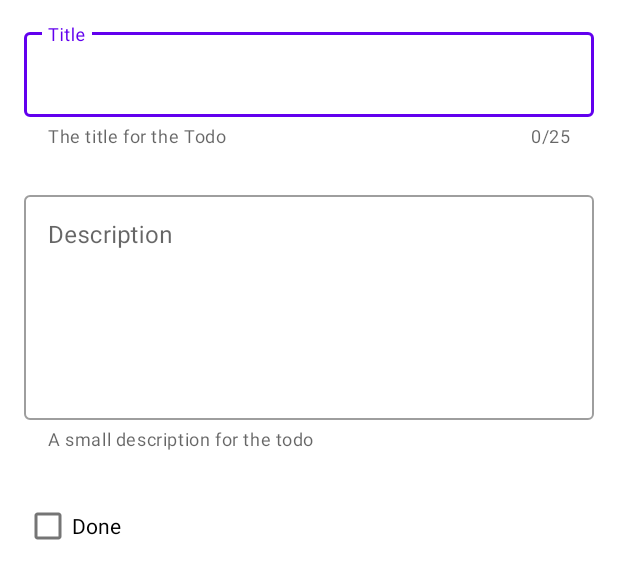
After one commit to Zyr00/todo-rust, an Android app: the layout fragment_add_edit_todo.xml on its own in the app's theme, with its tools: preview values and no code run, on a phone screen of 412 x 824 dp. The commit adds this screen. Shown: the top 579 px of the screen. Run offline under Robolectric (Android 15) with nearby library versions, the phone set to English and light mode, and no system bars.

Commit message:
Add and Edit working not persistent

```diff
--- a/android/app/build.gradle
+++ b/android/app/build.gradle
@@ -43,6 +43,7 @@ dependencies {
     implementation 'androidx.navigation:navigation-ui-ktx:2.3.5'
     implementation 'androidx.lifecycle:lifecycle-livedata-ktx:2.3.1'
     implementation 'androidx.lifecycle:lifecycle-viewmodel-ktx:2.3.1'
+    implementation 'androidx.legacy:legacy-support-v4:1.0.0'
     testImplementation 'junit:junit:4.+'
     androidTestImplementation 'androidx.test.ext:junit:1.1.3'
     androidTestImplementation 'androidx.test.espresso:espresso-core:3.4.0'
--- a/android/app/src/main/AndroidManifest.xml
+++ b/android/app/src/main/AndroidManifest.xml
@@ -8,7 +8,6 @@
         android:label="@string/app_name"
         android:supportsRtl="true"
         android:theme="@style/Theme.Android">
-        <activity android:name=".DetailsActivity"></activity>
         <activity
             android:name=".MainActivity"
             android:label="@string/app_name"
@@ -19,6 +18,7 @@
                 <category android:name="android.intent.category.LAUNCHER" />
             </intent-filter>
         </activity>
+        <activity android:name=".FragmentHandlerActivity" />
     </application>
 
 </manifest>
--- a/android/app/src/main/java/com/example/android/MainActivity.kt
+++ b/android/app/src/main/java/com/example/android/MainActivity.kt
@@ -6,6 +6,7 @@ import android.view.Menu
 import android.widget.Toast
 import androidx.viewpager2.widget.ViewPager2
 import com.example.android.adapters.ViewPageAdapter
+import com.example.android.classes.Todo
 import com.example.android.classes.Tuple
 import com.example.android.fragments.ListDoneFragment
 import com.example.android.fragments.ListTodoFragment
@@ -38,7 +39,9 @@ class MainActivity : AppCompatActivity() {
 
         val fab = findViewById<FloatingActionButton>(R.id.fab)
         fab.setOnClickListener {
-            Toast.makeText(this, "Make new fucker", Toast.LENGTH_SHORT).show()
+            val intent = Todo.toIntent(null, FragmentHandlerActivity.TYPE_ADD, this,
+                FragmentHandlerActivity::class.java)
+            startActivity(intent);
         }
     }
 }
--- /dev/null
+++ b/android/app/src/main/res/layout/fragment_add_edit_todo.xml
@@ -0,0 +1,64 @@
+<?xml version="1.0" encoding="utf-8"?>
+<LinearLayout xmlns:android="http://schemas.android.com/apk/res/android"
+    xmlns:app="http://schemas.android.com/apk/res-auto"
+    xmlns:tools="http://schemas.android.com/tools"
+    android:layout_width="match_parent"
+    android:layout_height="match_parent"
+    android:orientation="vertical"
+    tools:context=".fragments.AddEditTodoFragment">
+
+    <com.google.android.material.textfield.TextInputLayout
+        android:id="@+id/text_layout_title"
+        style="@style/Widget.MaterialComponents.TextInputLayout.OutlinedBox"
+        android:layout_width="match_parent"
+        android:layout_height="wrap_content"
+        android:layout_marginTop="@dimen/margin_edit_text"
+        android:layout_marginEnd="@dimen/margin_edit_text"
+        android:layout_marginStart="@dimen/margin_edit_text"
+        android:layout_marginBottom="10dp"
+        android:hint="@string/hint_title"
+        app:counterEnabled="true"
+        app:counterMaxLength="25"
+        app:helperTextEnabled="true"
+        app:helperText="@string/helper_title"
+        app:endIconMode="clear_text" >
+
+        <com.google.android.material.textfield.TextInputEditText
+            android:id="@+id/text_input_title"
+            android:maxLength="25"
+            android:layout_width="match_parent"
+            android:layout_height="match_parent" />
+
+    </com.google.android.material.textfield.TextInputLayout>
+
+    <com.google.android.material.textfield.TextInputLayout
+        android:id="@+id/text_layout_desc"
+        style="@style/Widget.MaterialComponents.TextInputLayout.OutlinedBox"
+        android:layout_width="match_parent"
+        android:layout_height="wrap_content"
+        android:layout_marginTop="@dimen/margin_edit_text"
+        android:layout_marginEnd="@dimen/margin_edit_text"
+        android:layout_marginStart="@dimen/margin_edit_text"
+        android:layout_marginBottom="10dp"
+        android:hint="@string/hint_description"
+        app:helperTextEnabled="true"
+        app:helperText="@string/helper_description"
+        app:endIconMode="clear_text">
+
+        <com.google.android.material.textfield.TextInputEditText
+            android:id="@+id/text_input_desc"
+            android:gravity="start"
+            android:layout_width="match_parent"
+            android:layout_height="150dp"
+            android:inputType="textMultiLine" />
+
+    </com.google.android.material.textfield.TextInputLayout>
+
+    <com.google.android.material.checkbox.MaterialCheckBox
+        android:id="@+id/checkbox_done"
+        android:layout_margin="@dimen/margin_checkbox"
+        android:layout_width="match_parent"
+        android:layout_height="wrap_content"
+        android:text="@string/checkbox_done" />
+
+</LinearLayout>
--- a/android/app/src/main/res/layout/details_activity.xml
+++ b/android/app/src/main/res/layout/fragment_handler_activity.xml
@@ -4,4 +4,4 @@
     android:id="@+id/container"
     android:layout_width="match_parent"
     android:layout_height="match_parent"
-    tools:context=".DetailsActivity" />
+    tools:context=".FragmentHandlerActivity" />
--- a/android/app/src/main/res/values/dimens.xml
+++ b/android/app/src/main/res/values/dimens.xml
@@ -2,4 +2,6 @@
 <resources>
     <!-- Default screen margins, per the Android Design guidelines. -->
     <dimen name="fab_margin">16dp</dimen>
+    <dimen name="margin_edit_text">16dp</dimen>
+    <dimen name="margin_checkbox">16dp</dimen>
 </resources>
--- a/android/app/src/main/res/values/strings.xml
+++ b/android/app/src/main/res/values/strings.xml
@@ -5,4 +5,12 @@
     <string name="edit_todo">Edit Todo</string>
     <string name="add_todo">Add Todo</string>
     <string name="delete_todo">Delete Todo</string>
+    <!-- TODO: Remove or change this placeholder text -->
+    <string name="hello_blank_fragment">Hello blank fragment</string>
+    <string name="hint_title">Title</string>
+    <string name="hint_description">Description</string>
+    <string name="helper_title">The title for the Todo</string>
+    <string name="helper_description">A small description for the todo</string>
+    <string name="checkbox_done">Done</string>
+    <string name="valid_todo_menu">Validate</string>
 </resources>
```
Also changed, not shown: android/app/src/main/java/com/example/android/DetailsActivity.kt (deleted, +0 -52 lines), android/app/src/main/java/com/example/android/FragmentHandlerActivity.kt (added, +59 -0 lines), android/app/src/main/java/com/example/android/adapters/ListAdapter.kt (+6 -2 lines), android/app/src/main/java/com/example/android/classes/IArgs.kt (+5 -5 lines), android/app/src/main/java/com/example/android/classes/Todo.kt (+14 -9 lines), android/app/src/main/java/com/example/android/fragments/AddEditTodoFragment.kt (added, +80 -0 lines), android/app/src/main/java/com/example/android/fragments/DetailsFragment.kt (+41 -14 lines), android/app/src/main/java/com/example/android/models/DetailsViewModel.kt (deleted, +0 -12 lines), android/app/src/main/java/com/example/android/models/TodoViewModel.kt (added, +15 -0 lines), android/app/src/main/res/drawable/ic_check_24.xml (added, +10 -0 lines), android/app/src/main/res/menu/add_edit_todo_menu.xml (added, +12 -0 lines).
